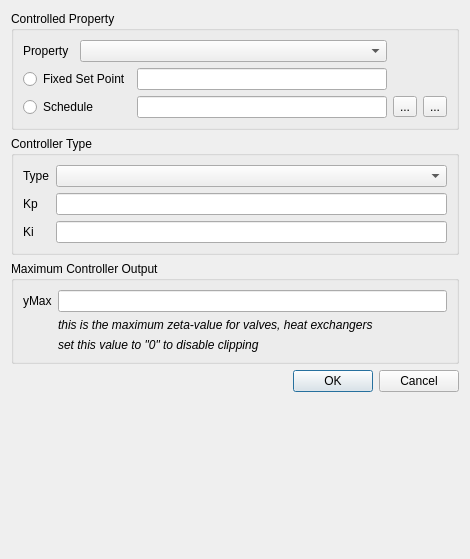
The window that SIM-VICUS/src/SVNetworkControllerEditDialog.ui (Brockaaa/SIM-VICUS) describes before a commit, drawn with Qt 5.
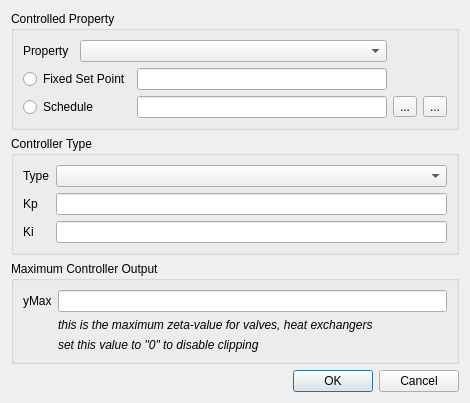
The same window after the commit. Icons and pictures are not drawn. Custom widgets are drawn as their Qt base class.

```diff
--- a/SIM-VICUS/src/SVNetworkControllerEditDialog.ui
+++ b/SIM-VICUS/src/SVNetworkControllerEditDialog.ui
@@ -1,13 +1,13 @@
 <?xml version="1.0" encoding="UTF-8"?>
 <ui version="4.0">
- <class>SVDBNetworkControllerEditWidget</class>
- <widget class="QWidget" name="SVDBNetworkControllerEditWidget">
+ <class>SVNetworkControllerEditWidget</class>
+ <widget class="QDialog" name="SVNetworkControllerEditWidget">
   <property name="geometry">
    <rect>
     <x>0</x>
     <y>0</y>
     <width>470</width>
-    <height>559</height>
+    <height>343</height>
    </rect>
   </property>
   <property name="sizePolicy">
@@ -190,19 +190,6 @@
      </property>
     </widget>
    </item>
-   <item>
-    <spacer name="verticalSpacer">
-     <property name="orientation">
-      <enum>Qt::Vertical</enum>
-     </property>
-     <property name="sizeHint" stdset="0">
-      <size>
-       <width>20</width>
-       <height>40</height>
-      </size>
-     </property>
-    </spacer>
-   </item>
   </layout>
  </widget>
  <customwidgets>
```
